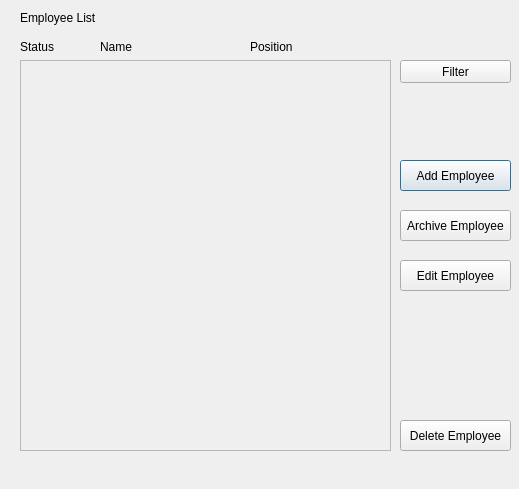
jordynmarlow/SoftwareEngineering, file EmployeesDialog.ui: the form before one commit.
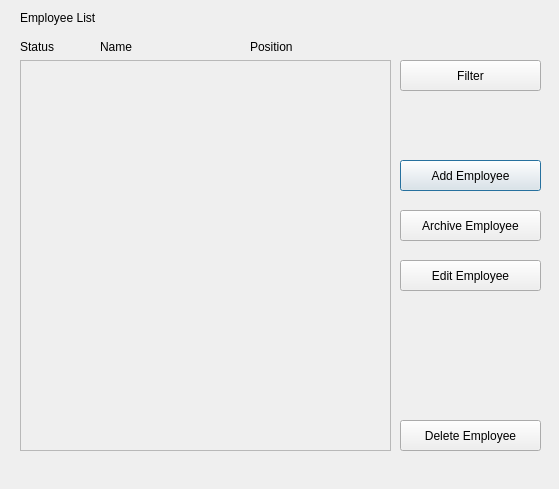
The form after the commit.

Commit message: Buttons Open Dialog Boxes

```diff
--- a/EmployeesDialog.ui
+++ b/EmployeesDialog.ui
@@ -6,7 +6,7 @@
    <rect>
     <x>0</x>
     <y>0</y>
-    <width>519</width>
+    <width>559</width>
     <height>489</height>
    </rect>
   </property>
@@ -41,7 +41,7 @@
     <rect>
      <x>400</x>
      <y>160</y>
-     <width>111</width>
+     <width>141</width>
      <height>31</height>
     </rect>
    </property>
@@ -54,7 +54,7 @@
     <rect>
      <x>400</x>
      <y>260</y>
-     <width>111</width>
+     <width>141</width>
      <height>31</height>
     </rect>
    </property>
@@ -67,7 +67,7 @@
     <rect>
      <x>400</x>
      <y>420</y>
-     <width>111</width>
+     <width>141</width>
      <height>31</height>
     </rect>
    </property>
@@ -93,8 +93,8 @@
     <rect>
      <x>400</x>
      <y>60</y>
-     <width>111</width>
-     <height>23</height>
+     <width>141</width>
+     <height>31</height>
     </rect>
    </property>
    <property name="text">
@@ -106,7 +106,7 @@
     <rect>
      <x>400</x>
      <y>210</y>
-     <width>111</width>
+     <width>141</width>
      <height>31</height>
     </rect>
    </property>
```
The commit also changes 2 other files.
